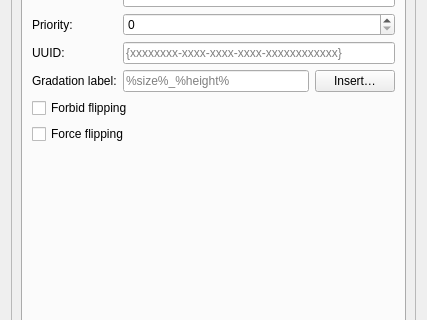
The window that src/libs/vtools/dialogs/tools/piece/tabs/tabpaths.ui (dismine/valentina) describes before a commit, drawn with Qt 5; both pictures show x 0 to 427 and y 99 to 419 of the 427 by 651 pixel window.
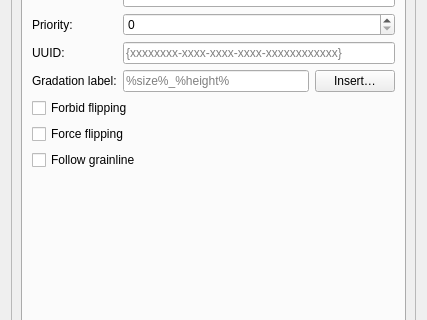
The same window after the commit. The open tabs and pages were chosen to show the change. Icons and pictures are not drawn. Custom widgets are drawn as their Qt base class.

Commit message: New piece option Follow grainline.

Diff of the .ui file:
```diff
--- a/src/libs/vtools/dialogs/tools/piece/tabs/tabpaths.ui
+++ b/src/libs/vtools/dialogs/tools/piece/tabs/tabpaths.ui
@@ -325,6 +325,16 @@
              </property>
             </widget>
            </item>
+           <item>
+            <widget class="QCheckBox" name="checkBoxFollowGrainline">
+             <property name="toolTip">
+              <string>Force piece to always follow grainline direction regardless of layout settings.</string>
+             </property>
+             <property name="text">
+              <string>Follow grainline</string>
+             </property>
+            </widget>
+           </item>
            <item>
             <spacer name="verticalSpacer">
              <property name="orientation">
```
Left out of the diff: 14 changed lines with no effect on the pictures. The commit also changes 24 other files.
